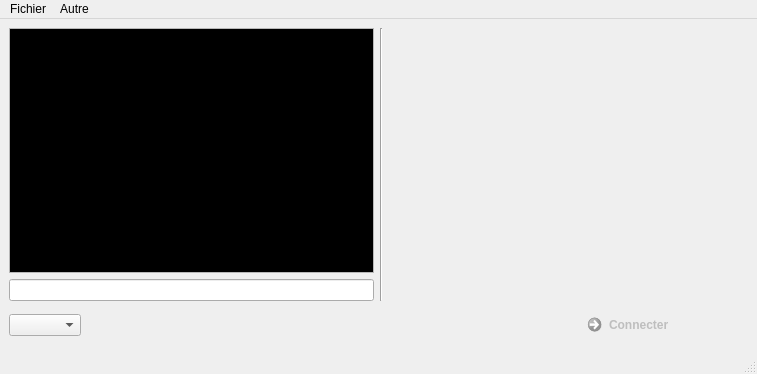
Qt form mainwindow.ui (xdbob/Sphero) before a commit.
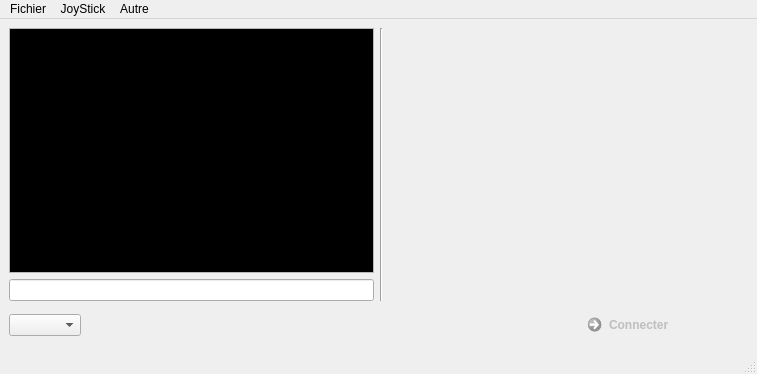
The same form after that commit.

Diff of the .ui file:
```diff
--- a/mainwindow.ui
+++ b/mainwindow.ui
@@ -118,7 +118,14 @@
     </property>
     <addaction name="actionQuitter"/>
    </widget>
+   <widget class="QMenu" name="menuJoyStick">
+    <property name="title">
+     <string>JoyStick</string>
+    </property>
+    <addaction name="actionLancer_la_capture"/>
+   </widget>
    <addaction name="menuFichier"/>
+   <addaction name="menuJoyStick"/>
    <addaction name="menuAide"/>
   </widget>
   <widget class="QStatusBar" name="statusbar"/>
```
Left out of the diff: 5 changed lines with no effect on the pictures.
